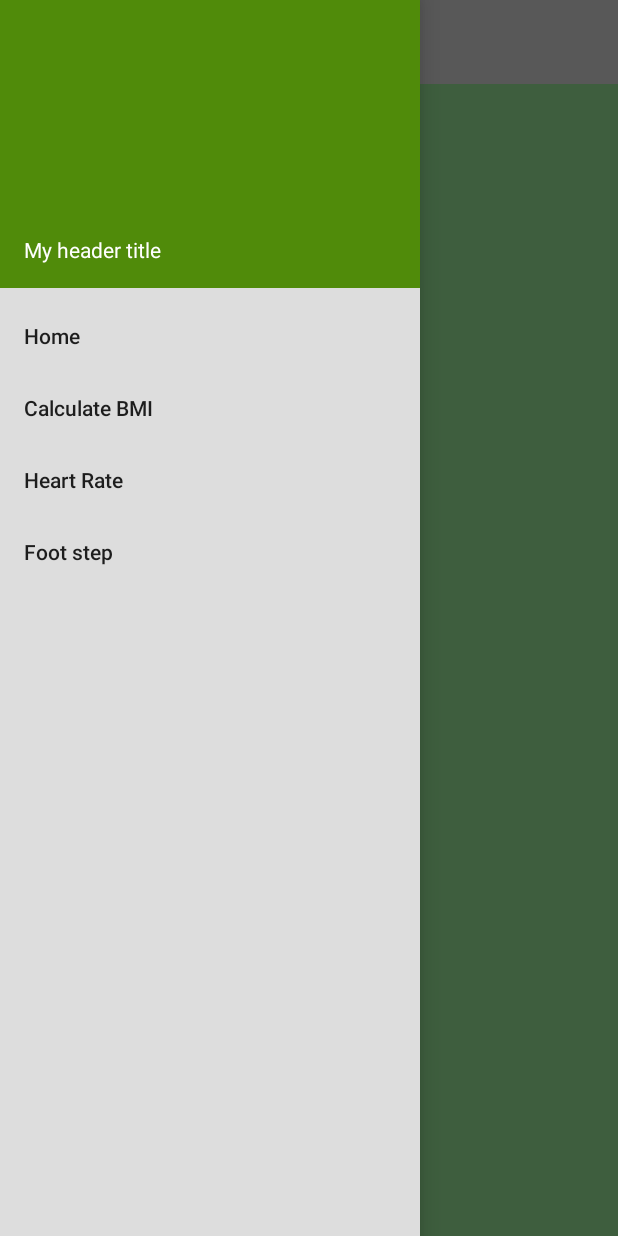
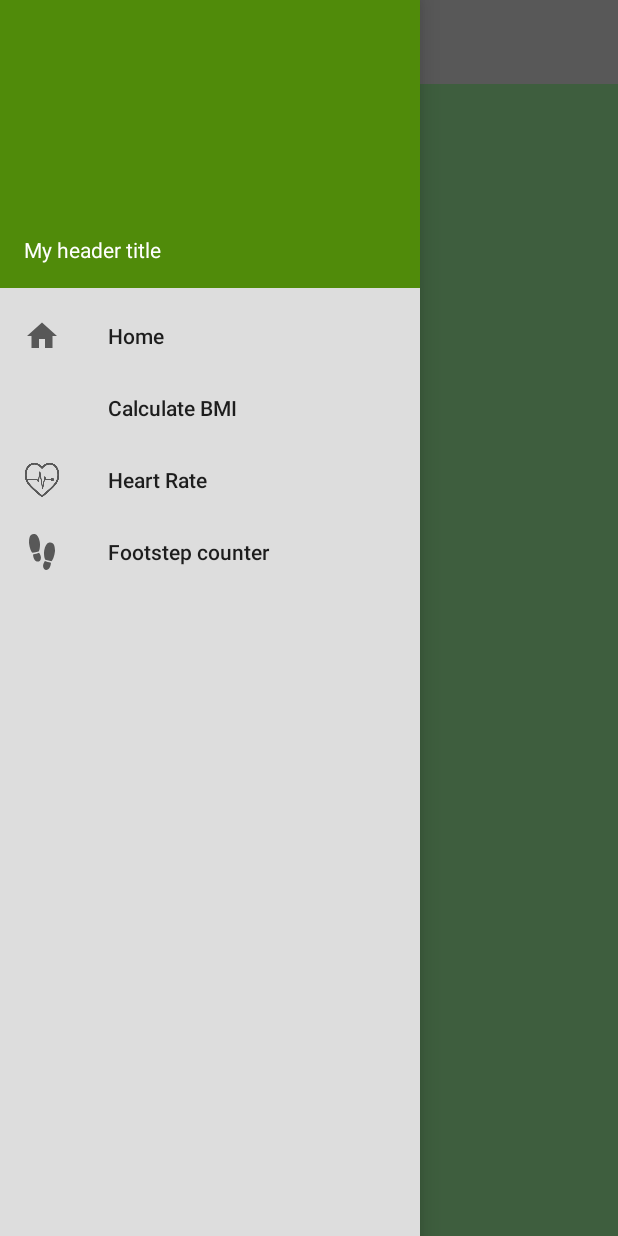
Before and after one commit to HaiAnhTrinh/Fitness_App, an Android app: the MainMenuActivity screen opened directly, with no data from a screen before it, with the side drawer open, on a phone screen of 412 x 824 dp. Run offline under Robolectric (Android 15) with nearby library versions, the phone set to English and light mode, and no system bars.

```diff
--- /dev/null
+++ b/app/src/main/res/drawable/footstep_icon.xml
@@ -0,0 +1,4 @@
+<vector android:height="24dp" android:viewportHeight="515.458"
+    android:viewportWidth="515.458" android:width="24dp" xmlns:android="http://schemas.android.com/apk/res/android">
+    <path android:fillColor="#FF000000" android:pathData="M298.8,386.7c27.8,9.5 52.4,15.6 87.6,26.4C372.9,584.4 211,516.4 298.8,386.7zM443.4,229.4c-1.8,-51.4 -10.9,-118.9 -83,-108.3c-33.8,8.8 -58.8,46 -70.6,110c-6.5,35.2 -2.7,84.7 4.9,114.3c7,20.9 4.6,19.6 12.1,23.6c28.9,6.5 57.5,13.7 86.7,21.1C423.1,369.2 447.4,258.2 443.4,229.4zM220.8,225.5c7.6,-29.6 11.4,-79.1 4.9,-114.3C213.9,47.1 188.9,9.9 155.1,1.1C83,-9.5 73.9,58 72.1,109.4c-4,28.8 20.3,139.8 49.9,160.7c29.1,-7.4 57.8,-14.6 86.7,-21.1C216.2,245.1 213.8,246.4 220.8,225.5zM129,293.1c13.5,171.2 175.5,103.2 87.6,-26.4C188.9,276.2 164.3,282.3 129,293.1z"/>
+</vector>
--- /dev/null
+++ b/app/src/main/res/drawable/home_icon.xml
@@ -0,0 +1,9 @@
+<vector xmlns:android="http://schemas.android.com/apk/res/android"
+        android:width="24dp"
+        android:height="24dp"
+        android:viewportWidth="24.0"
+        android:viewportHeight="24.0">
+    <path
+        android:fillColor="#FF000000"
+        android:pathData="M10,20v-6h4v6h5v-8h3L12,3 2,12h3v8z"/>
+</vector>
--- a/app/src/main/res/layout/activity_main_menu.xml
+++ b/app/src/main/res/layout/activity_main_menu.xml
@@ -28,7 +28,7 @@
         <android.support.v7.widget.Toolbar
             android:id="@+id/toolbar"
             android:layout_width="match_parent"
-            android:layout_height="?attr/actionBarSize"
+            android:layout_height="wrap_content"
             android:background="@color/colorWhite"
             android:theme="@style/ThemeOverlay.AppCompat.ActionBar"
             android:visibility="visible" />
--- a/app/src/main/res/layout/content_main.xml
+++ b/app/src/main/res/layout/content_main.xml
@@ -124,6 +124,6 @@
         app:layout_constraintStart_toStartOf="parent"
         app:layout_constraintTop_toBottomOf="@+id/Title"
         app:layout_constraintVertical_bias="0.324"
-        app:srcCompat="@drawable/fitness_icon" />
+        app:srcCompat="@drawable/heartrate_icon" />
 
 </android.support.constraint.ConstraintLayout>
--- a/app/src/main/res/menu/drawer_view.xml
+++ b/app/src/main/res/menu/drawer_view.xml
@@ -7,6 +7,7 @@
             android:id="@+id/nav_home"
             android:checkable="true"
             android:enabled="true"
+            android:icon="@drawable/home_icon"
             android:title="Home"
             android:visible="true" />
         <item
@@ -19,13 +20,15 @@
             android:id="@+id/nav_heart_rate"
             android:checkable="true"
             android:enabled="true"
+            android:icon="@drawable/heartrate_icon"
             android:title="Heart Rate"
             android:visible="true" />
         <item
             android:id="@+id/nav_foot_step"
             android:checkable="true"
             android:enabled="true"
-            android:title="Foot step"
+            android:icon="@drawable/footstep_icon"
+            android:title="Footstep counter"
             android:visible="true" />
     </group>
 
--- a/build.gradle
+++ b/build.gradle
@@ -7,7 +7,7 @@ buildscript {
         jcenter()
     }
     dependencies {
-        classpath 'com.android.tools.build:gradle:3.0.1'
+        classpath 'com.android.tools.build:gradle:3.1.1'
 
 
         // NOTE: Do not place your application dependencies here; they belong
```
Also changed, not shown: app/src/main/java/com/example/troyphattrinh/fitness_app/MainMenuActivity.java (+3 -25 lines), app/src/main/java/com/example/troyphattrinh/fitness_app/RegisterActivity.java (+20 -1 lines), app/src/main/java/com/example/troyphattrinh/fitness_app/SQL/DatabaseHelper.java (added, +67 -0 lines), app/src/main/res/drawable/heartrate_icon.png (renamed from app/src/main/res/drawable/fitness_icon.png), gradle/wrapper/gradle-wrapper.properties.
